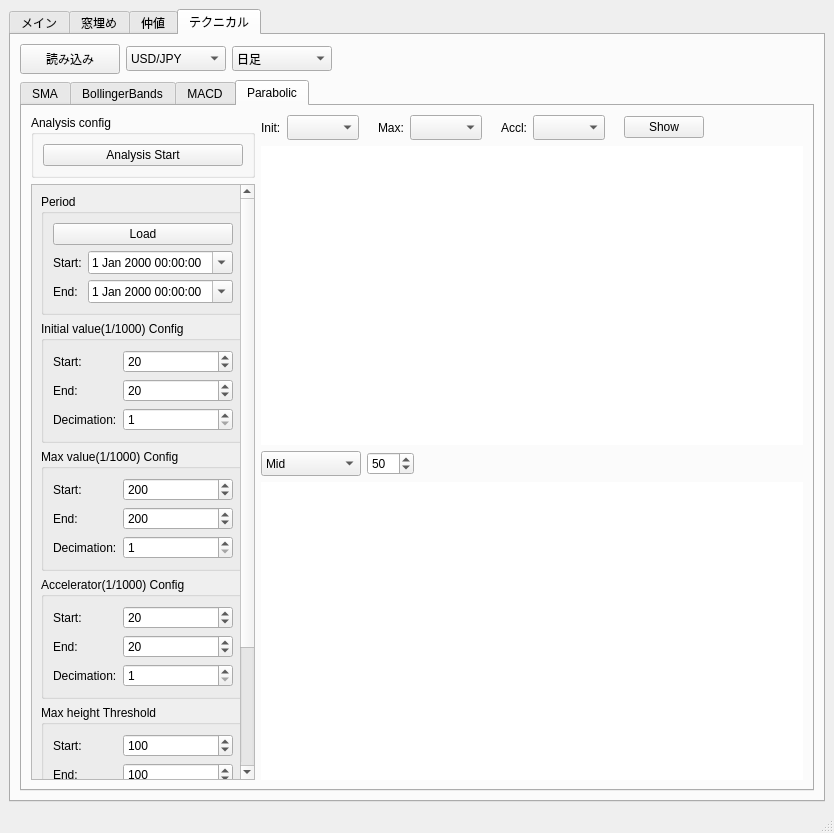
Old version of the form trade_monitor/trade_monitor/gui_monitor.ui in the repository takkin-takilog/namake-trader.
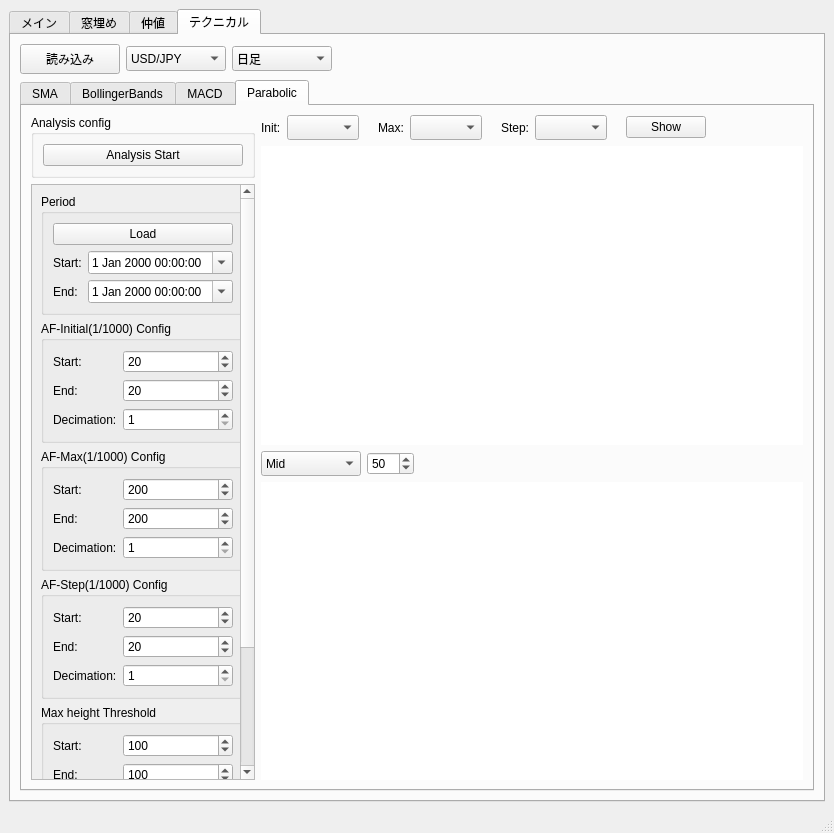
New version of the form.

The edit to the form file:
```diff
--- a/trade_monitor/trade_monitor/gui_monitor.ui
+++ b/trade_monitor/trade_monitor/gui_monitor.ui
@@ -3016,7 +3016,7 @@
                    <property name="geometry">
                     <rect>
                      <x>0</x>
-                     <y>-172</y>
+                     <y>0</y>
                      <width>238</width>
                      <height>825</height>
                     </rect>
@@ -3075,7 +3075,7 @@
                        </sizepolicy>
                       </property>
                       <property name="title">
-                       <string>Initial value(1/1000) Config</string>
+                       <string>AF-Initial(1/1000) Config</string>
                       </property>
                       <layout class="QGridLayout" name="gridLayout_48">
                        <item row="0" column="0">
@@ -3183,7 +3183,7 @@
                        </sizepolicy>
                       </property>
                       <property name="title">
-                       <string>Max value(1/1000) Config</string>
+                       <string>AF-Max(1/1000) Config</string>
                       </property>
                       <layout class="QGridLayout" name="gridLayout_49">
                        <item row="1" column="1">
@@ -3291,7 +3291,7 @@
                        </sizepolicy>
                       </property>
                       <property name="title">
-                       <string>Accelerator(1/1000) Config</string>
+                       <string>AF-Step(1/1000) Config</string>
                       </property>
                       <layout class="QGridLayout" name="gridLayout_50">
                        <item row="1" column="0">
@@ -3705,7 +3705,7 @@
                          </sizepolicy>
                         </property>
                         <property name="text">
-                         <string>Accl:</string>
+                         <string>Step:</string>
                         </property>
                        </widget>
                       </item>
```
Left out of the diff: 24 changed lines with no effect on the pictures.
